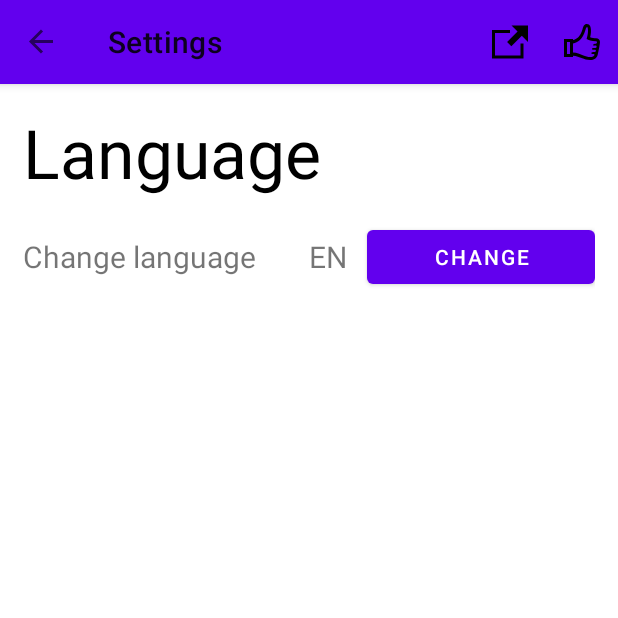
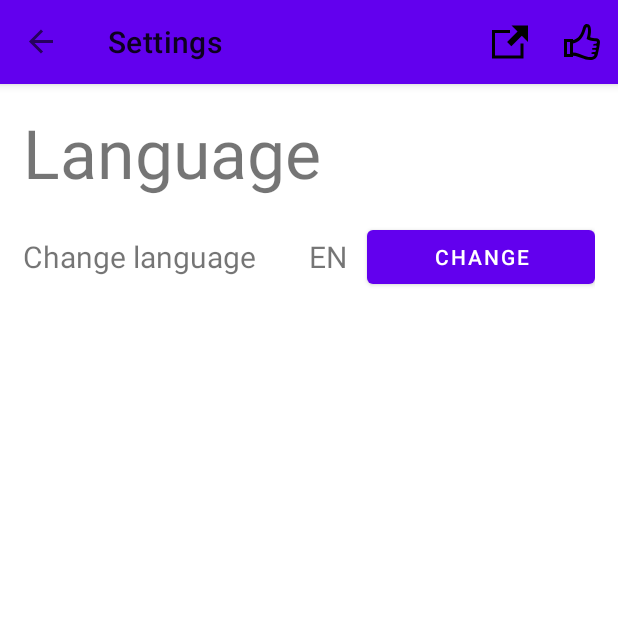
Before and after one commit to JerryFhuurr/PepaPig, an Android app: the Settings screen opened through its navigation route, on a phone screen of 412 x 824 dp, the top half of it. Run offline under Robolectric (Android 15) with nearby library versions, the phone set to English and light mode, and no system bars; our stand-ins replace navigation-ui; libraries missing offline, so code that uses them is left out: com.baidu.mapapi.

Commit message:
fix some bugs and generate new apk file

```diff
--- a/app/build.gradle
+++ b/app/build.gradle
@@ -11,7 +11,7 @@ android {
         minSdk 26
         targetSdk 32
         versionCode 1
-        versionName "2.1"
+        versionName "2.2"
 
         testInstrumentationRunner "androidx.test.runner.AndroidJUnitRunner"
     }
@@ -34,7 +34,7 @@ android {
 
 dependencies {
     implementation fileTree(dir: 'libs', include: ['*.jar'])
-    implementation 'org.greenrobot:eventbus:3.0.0'
+    implementation 'org.greenrobot:eventbus:3.3.1'
     implementation 'androidx.appcompat:appcompat:1.4.1'
     implementation 'com.google.android.material:material:1.5.0'
     implementation 'androidx.constraintlayout:constraintlayout:2.1.3'
@@ -44,7 +44,6 @@ dependencies {
     implementation 'androidx.legacy:legacy-support-v4:1.0.0'
     implementation 'androidx.recyclerview:recyclerview:1.2.1'
     implementation 'androidx.preference:preference:1.2.0'
-    implementation 'com.google.android.gms:play-services-maps:18.0.2'
     implementation 'androidx.annotation:annotation:1.3.0'
     implementation 'androidx.lifecycle:lifecycle-livedata-ktx:2.4.1'
     implementation 'androidx.lifecycle:lifecycle-viewmodel-ktx:2.4.1'
--- a/app/src/main/AndroidManifest.xml
+++ b/app/src/main/AndroidManifest.xml
@@ -29,7 +29,7 @@
         <meta-data
             android:name="com.baidu.lbsapi.API_KEY"
             android:value="oHjarVxKTI3z9Vbw8fYLi030mG09iw71" />
-        //Application标签中声明service组件，每个App拥有自己单独的定位service
+        <!-- Application标签中声明service组件，每个App拥有自己单独的定位service -->
         <service
             android:name="com.baidu.location.f"
             android:enabled="true"
--- a/app/src/main/java/com/and/pepapig/MainActivity.java
+++ b/app/src/main/java/com/and/pepapig/MainActivity.java
@@ -82,7 +82,7 @@ public class MainActivity extends AppCompatActivity {
     private void setBottomNavigationView() {
         navController.addOnDestinationChangedListener((controller, destination, arguments) -> {
             final int id = destination.getId();
-            if (id == R.id.nav_home || id == R.id.nav_bottom_mapPage) {
+            if (id == R.id.nav_home || id == R.id.nav_bottom_mapPage || id == R.id.nav_user) {
                 bottomNavigationView.setVisibility(View.VISIBLE);
             } else {
                 bottomNavigationView.setVisibility(View.GONE);
--- a/app/src/main/java/com/and/pepapig/SecondFragment.java
+++ b/app/src/main/java/com/and/pepapig/SecondFragment.java
@@ -25,6 +25,7 @@ public class SecondFragment extends Fragment {
     private EditText multi;
     private Button send_plain;
     private Button send_email;
+
     @Override
     public View onCreateView(
             LayoutInflater inflater, ViewGroup container,
@@ -67,6 +68,7 @@ public class SecondFragment extends Fragment {
         send_email.setOnClickListener(new View.OnClickListener() {
             @Override
             public void onClick(View view) {
+                if (multi.getText().toString() != null) {
                     Intent intent_share = new Intent(Intent.ACTION_SEND);
                     intent_share.setType("text/plain");
                     intent_share.putExtra(Intent.EXTRA_EMAIL, new String[]{"1063128177@qq.com"});
@@ -75,6 +77,10 @@ public class SecondFragment extends Fragment {
                     startActivity(intent_share);
 
                     multi.setText("");
+                } else {
+                    Toast.makeText(getActivity(), R.string.toast_calculator1, Toast.LENGTH_SHORT).show();
+                }
+
             }
         });
     }
--- a/app/src/main/res/layout/fragment_about.xml
+++ b/app/src/main/res/layout/fragment_about.xml
@@ -38,7 +38,6 @@
                     android:layout_width="wrap_content"
                     android:layout_height="wrap_content"
                     android:text="@string/about_my_email"
-                    android:textColor="@color/black"
                     android:textSize="25dp"
                     app:layout_constraintBottom_toBottomOf="parent"
                     app:layout_constraintEnd_toEndOf="parent"
@@ -52,7 +51,6 @@
                     android:layout_width="wrap_content"
                     android:layout_height="wrap_content"
                     android:text="@string/about_git_link"
-                    android:textColor="@color/black"
                     android:textSize="18dp"
                     app:layout_constraintBottom_toBottomOf="parent"
                     app:layout_constraintEnd_toEndOf="parent"
--- a/app/src/main/res/layout/fragment_second.xml
+++ b/app/src/main/res/layout/fragment_second.xml
@@ -39,7 +39,6 @@
                 <TextView
                     android:layout_width="wrap_content"
                     android:layout_height="wrap_content"
-                    android:textColor="@color/black"
                     android:text="@string/calculator_second_info2" />
 
                 <EditText
@@ -66,7 +65,6 @@
                 <TextView
                     android:layout_width="wrap_content"
                     android:layout_height="wrap_content"
-                    android:textColor="@color/black"
                     android:text="@string/calculator_second_info3" />
 
                 <EditText
--- a/app/src/main/res/layout/fragment_settings.xml
+++ b/app/src/main/res/layout/fragment_settings.xml
@@ -14,8 +14,7 @@
             android:layout_width="match_parent"
             android:layout_height="match_parent"
             android:text="@string/s_group1_title"
-            android:textSize="45dp"
-            android:textColor="@color/black" />
+            android:textSize="45dp" />
         <View
             android:layout_width="match_parent"
             android:layout_height="15dp" />
--- a/app/src/main/res/layout/fragment_user.xml
+++ b/app/src/main/res/layout/fragment_user.xml
@@ -8,8 +8,7 @@
 
     <androidx.constraintlayout.widget.ConstraintLayout
         android:layout_width="match_parent"
-        android:layout_height="match_parent"
-        tools:context=".User">
+        android:layout_height="match_parent">
 
         <ImageButton
             android:id="@+id/user_icon"
@@ -30,7 +29,6 @@
             android:layout_height="wrap_content"
             android:layout_marginTop="24dp"
             android:text="@string/side_header_username"
-            android:textColor="@color/black"
             android:textSize="30dp"
             app:layout_constraintEnd_toEndOf="parent"
             app:layout_constraintHorizontal_bias="0.498"
@@ -42,7 +40,6 @@
             android:layout_width="wrap_content"
             android:layout_height="wrap_content"
             android:text="@string/side_header_email"
-            android:textColor="@color/black"
             android:textSize="15dp"
             app:layout_constraintBottom_toBottomOf="parent"
             app:layout_constraintEnd_toEndOf="parent"
--- a/app/src/main/res/menu/nav_bottom.xml
+++ b/app/src/main/res/menu/nav_bottom.xml
@@ -9,7 +9,7 @@
         android:icon="@drawable/ic_iconmonstr_map_8"
         android:title="@string/bottom_map" />
     <item
-        android:id="@+id/nav_login"
-        android:icon="@drawable/ic_iconmonstr_login"
-        android:title="@string/bottom_login" />
+        android:id="@+id/nav_user"
+        android:icon="@drawable/ic_iconmonstr_user_2"
+        android:title="@string/side_user" />
 </menu>
--- a/app/src/main/res/menu/nav_menu.xml
+++ b/app/src/main/res/menu/nav_menu.xml
@@ -12,9 +12,9 @@
         <menu>
             <group>
                 <item
-                    android:id="@+id/nav_user"
-                    android:icon="@drawable/ic_iconmonstr_user_2"
-                    android:title="@string/side_user" />
+                    android:id="@+id/nav_login"
+                    android:icon="@drawable/ic_iconmonstr_login"
+                    android:title="@string/bottom_login" />
                 <item
                     android:id="@+id/nav_article"
                     android:icon="@drawable/ic_iconmonstr_file_2"
--- a/app/src/main/res/navigation/nav_graph.xml
+++ b/app/src/main/res/navigation/nav_graph.xml
@@ -9,9 +9,6 @@
         android:name="com.and.pepapig.Home_page"
         android:label="@string/homepage_fragment"
         tools:layout="@layout/activity_home_page" >
-        <action
-            android:id="@+id/action_nav_home_to_user2"
-            app:destination="@id/nav_user" />
         <action
             android:id="@+id/action_nav_home_to_article"
             app:destination="@id/nav_article" />
@@ -36,9 +33,6 @@
         android:name="com.and.pepapig.User"
         android:label="@string/side_user"
         tools:layout="@layout/fragment_user" >
-        <action
-            android:id="@+id/action_user2_to_nav_home"
-            app:destination="@id/nav_home" />
     </fragment>
     <fragment
         android:id="@+id/nav_article"
@@ -76,6 +70,6 @@
         android:id="@+id/nav_login"
         android:name="com.and.pepapig.ui.login.LoginFragment"
         android:label="@string/bottom_login"
-        tools:layout="@layout/fragment_login"/>
+        tools:layout="@layout/fragment_login" />
 
 </navigation>
--- a/app/src/main/res/values-night/themes.xml
+++ b/app/src/main/res/values-night/themes.xml
@@ -1,13 +1,13 @@
 <resources xmlns:tools="http://schemas.android.com/tools">
     <!-- Base application theme. -->
-    <style name="Theme.PepaPig" parent="Theme.MaterialComponents.DayNight.DarkActionBar">
+    <style name="Theme.PepaPig" parent="Theme.MaterialComponents.DayNight.NoActionBar">
         <!-- Primary brand color. -->
-        <item name="colorPrimary">@color/purple_200</item>
+        <item name="colorPrimary">@color/purple_500</item>
         <item name="colorPrimaryVariant">@color/purple_700</item>
-        <item name="colorOnPrimary">@color/black</item>
+        <item name="colorOnPrimary">@color/white</item>
         <!-- Secondary brand color. -->
         <item name="colorSecondary">@color/teal_200</item>
-        <item name="colorSecondaryVariant">@color/teal_200</item>
+        <item name="colorSecondaryVariant">@color/teal_700</item>
         <item name="colorOnSecondary">@color/black</item>
         <!-- Status bar color. -->
         <item name="android:statusBarColor" tools:targetApi="l">?attr/colorPrimaryVariant</item>
--- a/app/src/main/res/values/strings.xml
+++ b/app/src/main/res/values/strings.xml
@@ -13,6 +13,7 @@
     <string name="home_dia_toast">Enjoy and explore it !</string>
     <!-- calculator page -->
     <string name="calculator_fragment">Calculator</string>
+    <string name="toast_calculator1">I think I don\'t want to receive an empty email :-(</string>
     <!-- appbar -->
     <string name="top_share">Share</string>
     <string name="top_like">Like</string>
```
Also changed, not shown: 2 other files. Lines whose indentation alone changed are shown as unchanged.
